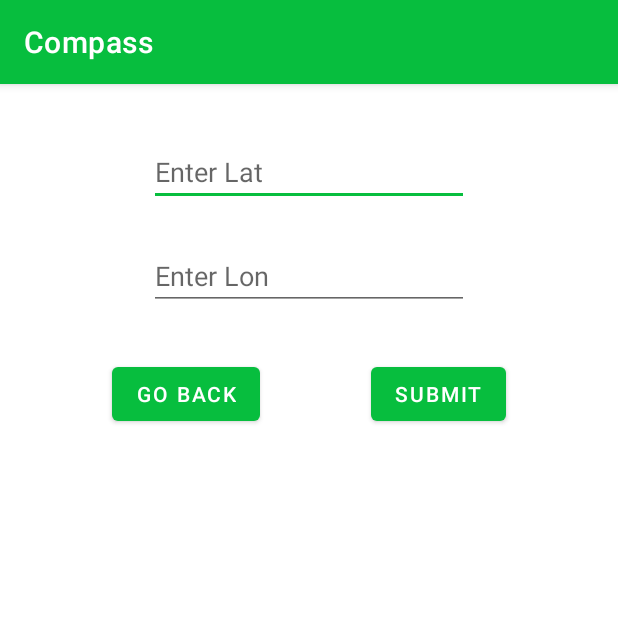
After one commit to MarcinGruchala/compass, an Android app: the SetDestinationActivity screen opened directly, with no data from a screen before it, on a phone screen of 412 x 824 dp, the top half of it. The commit adds this screen. Run offline under Robolectric (Android 15) with nearby library versions, the phone set to English and light mode, and no system bars.

Commit message:
Activity UI setup

```diff
--- a/app/src/main/AndroidManifest.xml
+++ b/app/src/main/AndroidManifest.xml
@@ -11,6 +11,7 @@
         android:roundIcon="@mipmap/ic_launcher_round"
         android:supportsRtl="true"
         android:theme="@style/Theme.Compass">
+        <activity android:name=".views.SetDestinationActivity" />
         <activity android:name=".views.MainActivity">
             <intent-filter>
                 <action android:name="android.intent.action.MAIN" />
--- a/app/src/main/java/com/example/compass/views/MainActivity.kt
+++ b/app/src/main/java/com/example/compass/views/MainActivity.kt
@@ -2,6 +2,7 @@ package com.example.compass.views
 
 import android.Manifest
 import android.annotation.SuppressLint
+import android.content.Intent
 import android.content.IntentSender
 import android.content.pm.PackageManager
 import android.hardware.Sensor
@@ -69,6 +70,8 @@ class MainActivity : AppCompatActivity(), SensorEventListener  {
             binding.tvLocation.text = "Lat: ${location.latitude} Lon: ${location.longitude}"
         }
         viewModel.currentLocation.observe(this, currentLocationObserver)
+
+        setupOnclickListeners()
     }
 
     override fun onResume() {
@@ -177,6 +180,14 @@ class MainActivity : AppCompatActivity(), SensorEventListener  {
         sensorManager.unregisterListener(this, magneticFieldSensor)
     }
 
+    private fun setupOnclickListeners() {
+        binding.brnSetDestination.setOnClickListener {
+            Intent(this,SetDestinationActivity::class.java).also {
+                startActivity(it)
+            }
+        }
+    }
+
     private fun updateCompass(
         newAzimuth: Float
     ) {
--- /dev/null
+++ b/app/src/main/java/com/example/compass/views/SetDestinationActivity.kt
@@ -0,0 +1,22 @@
+package com.example.compass.views
+
+import android.os.Bundle
+import androidx.appcompat.app.AppCompatActivity
+import com.example.compass.databinding.ActivitySetDestinationBinding
+
+class SetDestinationActivity : AppCompatActivity() {
+    private lateinit var binding: ActivitySetDestinationBinding
+    override fun onCreate(savedInstanceState: Bundle?) {
+        super.onCreate(savedInstanceState)
+        binding = ActivitySetDestinationBinding.inflate(layoutInflater)
+        setContentView(binding.root)
+
+        setupClickListeners()
+    }
+
+    private fun setupClickListeners() {
+        binding.btnGoBack.setOnClickListener {
+            finish()
+        }
+    }
+}
--- /dev/null
+++ b/app/src/main/res/layout/activity_set_destination.xml
@@ -0,0 +1,57 @@
+<?xml version="1.0" encoding="utf-8"?>
+<androidx.constraintlayout.widget.ConstraintLayout xmlns:android="http://schemas.android.com/apk/res/android"
+    xmlns:app="http://schemas.android.com/apk/res-auto"
+    xmlns:tools="http://schemas.android.com/tools"
+    android:layout_width="match_parent"
+    android:layout_height="match_parent"
+    tools:context=".views.SetDestinationActivity">
+
+    <Button
+        android:id="@+id/btnSubmit"
+        android:layout_width="wrap_content"
+        android:layout_height="wrap_content"
+        android:layout_marginTop="32dp"
+        android:text="@string/submitBtn"
+        app:layout_constraintEnd_toEndOf="parent"
+        app:layout_constraintHorizontal_bias="0.5"
+        app:layout_constraintStart_toEndOf="@+id/btnGoBack"
+        app:layout_constraintTop_toBottomOf="@+id/etLon" />
+
+    <Button
+        android:id="@+id/btnGoBack"
+        android:layout_width="wrap_content"
+        android:layout_height="wrap_content"
+        android:layout_marginTop="32dp"
+        android:text="@string/go_backBtn"
+        app:layout_constraintEnd_toStartOf="@+id/btnSubmit"
+        app:layout_constraintHorizontal_bias="0.5"
+        app:layout_constraintStart_toStartOf="parent"
+        app:layout_constraintTop_toBottomOf="@+id/etLon" />
+
+    <EditText
+        android:id="@+id/etLat"
+        android:layout_width="wrap_content"
+        android:layout_height="wrap_content"
+        android:layout_marginTop="36dp"
+        android:ems="10"
+        android:hint="@string/enter_latHint"
+        android:inputType="numberDecimal|numberSigned"
+        app:layout_constraintEnd_toEndOf="parent"
+        app:layout_constraintStart_toStartOf="parent"
+        app:layout_constraintTop_toTopOf="parent"
+        android:autofillHints="no" />
+
+    <EditText
+        android:id="@+id/etLon"
+        android:layout_width="wrap_content"
+        android:layout_height="wrap_content"
+        android:layout_marginTop="24dp"
+        android:ems="10"
+        android:hint="@string/enter_lonHint"
+        android:inputType="numberDecimal|numberSigned"
+        app:layout_constraintEnd_toEndOf="parent"
+        app:layout_constraintStart_toStartOf="parent"
+        app:layout_constraintTop_toBottomOf="@+id/etLat"
+        android:autofillHints="no"
+        />
+</androidx.constraintlayout.widget.ConstraintLayout>
--- a/app/src/main/res/values/strings.xml
+++ b/app/src/main/res/values/strings.xml
@@ -2,4 +2,8 @@
     <string name="app_name">Compass</string>
     <string name="set_destination_btn">set destination</string>
     <string name="compass_image_description">compass image</string>
+    <string name="submitBtn">Submit</string>
+    <string name="go_backBtn">Go back</string>
+    <string name="enter_latHint">Enter Lat</string>
+    <string name="enter_lonHint">Enter Lon</string>
 </resources>
--- a/app/src/main/res/values/themes.xml
+++ b/app/src/main/res/values/themes.xml
@@ -6,7 +6,7 @@
         <item name="colorPrimaryVariant">@color/main_green</item>
         <item name="colorOnPrimary">@color/white</item>
         <!-- Secondary brand color. -->
-        <item name="colorSecondary">@color/teal_200</item>
+        <item name="colorSecondary">@color/main_green</item>
         <item name="colorSecondaryVariant">@color/teal_700</item>
         <item name="colorOnSecondary">@color/black</item>
         <!-- Status bar color. -->
```
